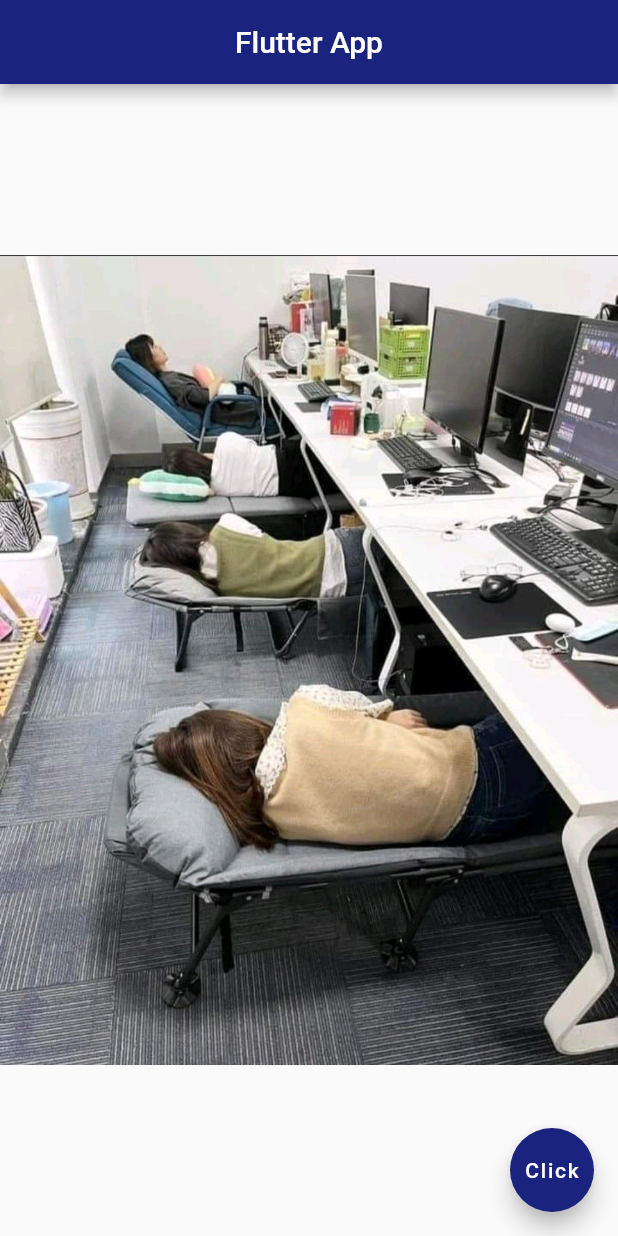
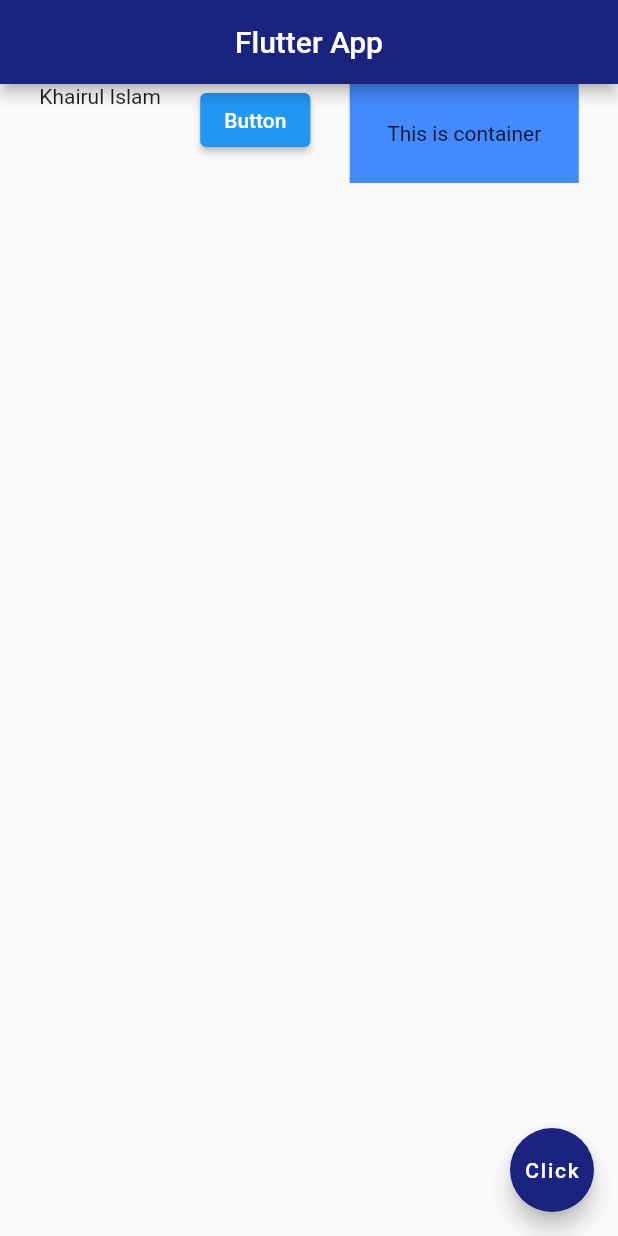
Before and after one commit to KhairuI/Flutter-Basic, a Flutter app: the screen it shows after launch, on a phone screen of 412 x 824 dp. Run offline on Flutter 3.47's test engine with Material 2 defaults, Android fonts, the phone set to English and light mode, and no system bars.

Commit message:
row practise

```diff
--- a/lib/main.dart
+++ b/lib/main.dart
@@ -17,13 +17,22 @@ class Home extends StatelessWidget {
         backgroundColor: Colors.indigo[900],
       ) ,
 
-      body: const Center(
-        child: Image(
-          // network image
-            //image: NetworkImage('https://ps.w.org/dummy-images/assets/icon-256x256.png?rev=2024916'),
-          // asset image
-            image: AssetImage('assets/image2.jpg'),
-        )
+      body: Row(
+        mainAxisAlignment: MainAxisAlignment.spaceEvenly,
+        crossAxisAlignment: CrossAxisAlignment.start,
+        children: [
+          const Text("Khairul Islam"),
+        ElevatedButton(
+          onPressed: () { },
+          child: const Text('Button'),
+        ),
+          Container(
+            color: Colors.blueAccent,
+            padding: const EdgeInsets.all(25.0),
+            child: const Text('This is container'),
+          ),
+        ],
+
       ),
       floatingActionButton: FloatingActionButton(
         onPressed: () {  },
```
Also changed, not shown: pubspec.lock.
